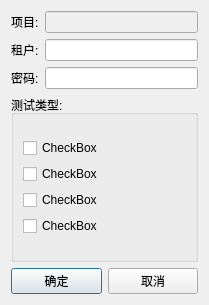
The window that nfc_setting.ui (liuran2011/autotest) describes before a commit, drawn with Qt 5.
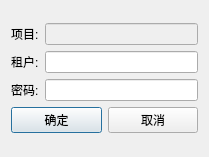
The same window after the commit.

The edit to the form file:
```diff
--- a/nfc_setting.ui
+++ b/nfc_setting.ui
@@ -7,7 +7,7 @@
     <x>0</x>
     <y>0</y>
     <width>209</width>
-    <height>305</height>
+    <height>157</height>
    </rect>
   </property>
   <property name="sizePolicy">
@@ -69,55 +69,6 @@
       </layout>
      </item>
      <item>
-      <layout class="QVBoxLayout" name="verticalLayout">
-       <item>
-        <widget class="QGroupBox" name="groupBox">
-         <property name="sizePolicy">
-          <sizepolicy hsizetype="Expanding" vsizetype="Expanding">
-           <horstretch>0</horstretch>
-           <verstretch>0</verstretch>
-          </sizepolicy>
-         </property>
-         <property name="title">
-          <string>测试类型:</string>
-         </property>
-         <layout class="QGridLayout" name="gridLayout_2">
-          <item row="0" column="0">
-           <layout class="QVBoxLayout" name="verticalLayout_3">
-            <item>
-             <widget class="QCheckBox" name="checkBox_2">
-              <property name="text">
-               <string>CheckBox</string>
-              </property>
-             </widget>
-            </item>
-            <item>
-             <widget class="QCheckBox" name="checkBox">
-              <property name="text">
-               <string>CheckBox</string>
-              </property>
-             </widget>
-            </item>
-            <item>
-             <widget class="QCheckBox" name="checkBox_3">
-              <property name="text">
-               <string>CheckBox</string>
-              </property>
-             </widget>
-            </item>
-            <item>
-             <widget class="QCheckBox" name="checkBox_4">
-              <property name="text">
-               <string>CheckBox</string>
-              </property>
-             </widget>
-            </item>
-           </layout>
-          </item>
-         </layout>
-        </widget>
-       </item>
-       <item>
         <layout class="QHBoxLayout" name="horizontalLayout_4">
          <item>
           <widget class="QPushButton" name="okButton">
@@ -132,8 +83,6 @@
             <string>取消</string>
            </property>
           </widget>
-         </item>
-        </layout>
        </item>
       </layout>
      </item>
```
Left out of the diff: 2 changed lines with no effect on the pictures. Lines whose indentation alone changed are shown as unchanged.
